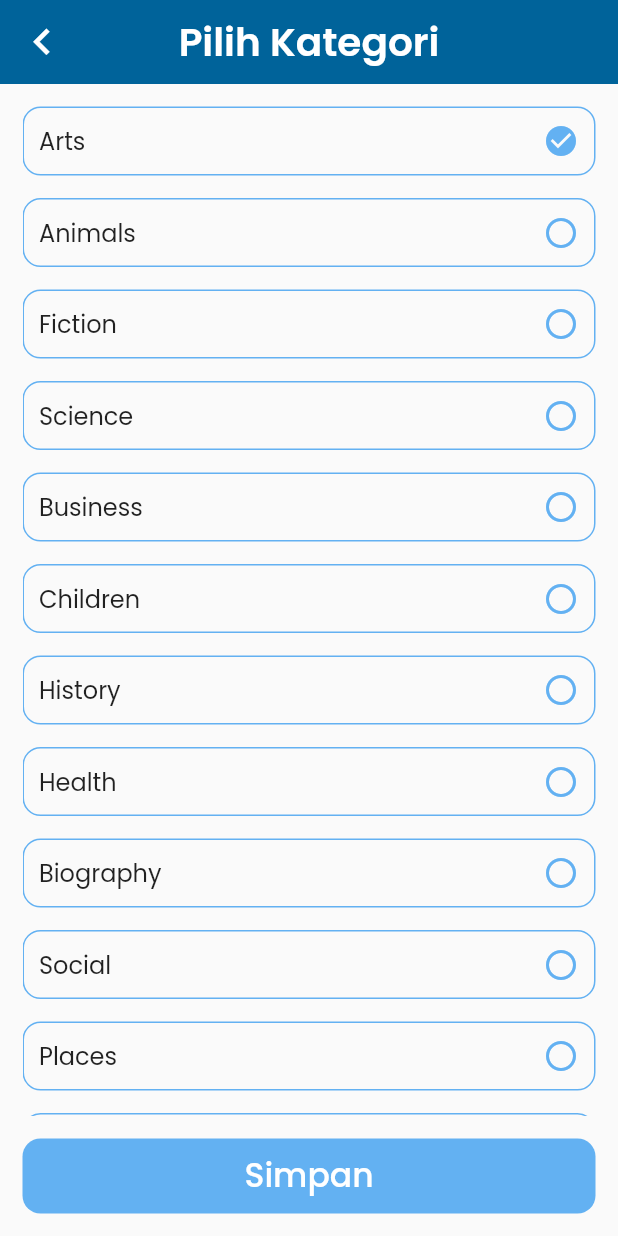
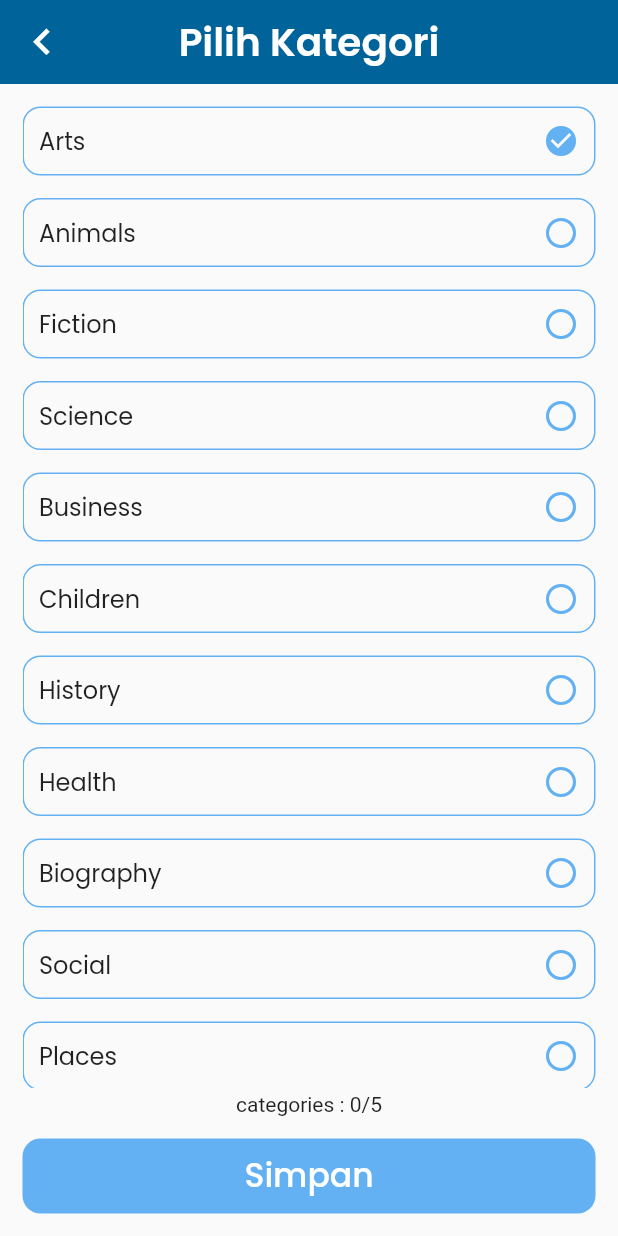
Before and after one commit to HikarusV/bookque, a Flutter app: the SelectCategory screen opened directly with empty values, after a tap on "Arts", on a phone screen of 412 x 824 dp. Run offline on Flutter 3.47's test engine with Material 2 defaults, Android fonts, the phone set to English and light mode, and no system bars; our stand-ins replace cached_network_image, firebase_auth, firebase_core, firebase_messaging, flutter_local_notifications, google_fonts and 9 more; missing offline and left inert: dart:ffi, flutter_facebook_auth, lazy_load_indexed_stack; accounts and stored records are empty; generated files the repository leaves out were written again.

Commit message:
fix Upload Categories selected item bug

```diff
--- a/lib/presentation/pages/profile/profile.dart
+++ b/lib/presentation/pages/profile/profile.dart
@@ -93,7 +93,6 @@ class _ProfileState extends State<Profile> {
                 return null;
               },
             );
-            print('debug upload : ${result.runtimeType}');
             if (result.runtimeType == Items) {
               context.read<ProfileItemsProvider>().addNewData(result);
             }
--- a/lib/presentation/pages/upload/select_category.dart
+++ b/lib/presentation/pages/upload/select_category.dart
@@ -1,5 +1,7 @@
+import 'package:bookque/presentation/provider/upload_provider.dart';
 import 'package:bookque/presentation/widgets/scroll_behavior_without_glow.dart';
 import 'package:flutter/material.dart';
+import 'package:provider/provider.dart';
 
 import '../../../common/localizations.dart';
 import '../../../data/models/categories.dart';
@@ -33,11 +35,20 @@ class SelectCategory extends StatelessWidget {
               ),
               Flexible(
                 flex: 0,
-                child: FullButton(
-                  onPressed: onFinish,
-                  text: AppLocalizations.of(context)!.saveText,
-                  marginTop: 15,
-                  marginBottom: 15,
+                child: Column(
+                  children: [
+                    const SizedBox(
+                      height: 3,
+                    ),
+                    Text(
+                        'categories : ${context.watch<UploadUpdateItemProvider>().itemCat.items.length}/5'),
+                    FullButton(
+                      onPressed: onFinish,
+                      text: AppLocalizations.of(context)!.saveText,
+                      marginTop: 15,
+                      marginBottom: 15,
+                    )
+                  ],
                 ),
               )
             ],
--- a/lib/presentation/widgets/upload/categories_items_selected.dart
+++ b/lib/presentation/widgets/upload/categories_items_selected.dart
@@ -1,4 +1,6 @@
+import 'package:bookque/presentation/provider/upload_provider.dart';
 import 'package:flutter/material.dart';
+import 'package:provider/provider.dart';
 
 import '../../../common/styles.dart';
 import 'list_categories_selected.dart';
@@ -37,13 +39,15 @@ class _CategoriesItemsSelectedState extends State<CategoriesItemsSelected> {
       onTap: () => setState(() {
         if (!isSelected) {
           if (widget.count.canAdd()) {
-            widget.count.addSelectedItem(widget.id);
+            widget.count.addSelectedItem(widget.title, widget.id);
             isSelected = !isSelected;
           }
         } else {
-          widget.count.lessSelectedItem(widget.id);
+          widget.count.lessSelectedItem(
+              ListCategoriesItemsSelect(widget.id, widget.title));
           isSelected = !isSelected;
         }
+        context.read<UploadUpdateItemProvider>().updateCache();
       }),
       child: Container(
         padding: const EdgeInsets.all(10),
--- a/lib/presentation/widgets/upload/list_categories_selected.dart
+++ b/lib/presentation/widgets/upload/list_categories_selected.dart
@@ -18,7 +18,7 @@ class ListCategoriesSelected extends StatelessWidget {
         title: items[index].name,
         id: items[index].id,
         count: count,
-        cacheSelected: count.items.contains(items[index].name.toLowerCase()),
+        cacheSelected: count.containId(items[index].id) != -1,
       ),
     );
   }
@@ -27,7 +27,7 @@ class ListCategoriesSelected extends StatelessWidget {
 class CategoriesSelectCount {
   CategoriesSelectCount(
       {this.maxItems = 5, this.selectedCat = 0, required this.items});
-  List<String> items;
+  List<ListCategoriesItemsSelect> items;
   late int maxItems;
   int selectedCat = 0;
 
@@ -38,19 +38,52 @@ class CategoriesSelectCount {
     return false;
   }
 
-  void addSelectedItem(String item) {
-    Set<String> buffer = items.toSet();
-    buffer.add(item);
-    items = buffer.toList();
+  int containId(String idItemsTarget) {
+    int index = 0;
+    for (ListCategoriesItemsSelect i in items) {
+      if (i.id == idItemsTarget) {
+        return index;
+      }
+      index++;
+    }
+    return -1;
+  }
+
+  void addSelectedItem(String itemName, String itemId) {
+    items.add(ListCategoriesItemsSelect(itemId, itemName));
     selectedCat++;
   }
 
-  void lessSelectedItem(String item) {
-    if (items.contains(item)) {
-      Set<String> buffer = items.toSet();
-      buffer.remove(item);
-      items = buffer.toList();
+  void lessSelectedItem(ListCategoriesItemsSelect item) {
+    int index = containId(item.id);
+    if (index != -1) {
+      items.removeAt(index);
     }
     selectedCat--;
   }
+
+  String getText() {
+    List resultText = [];
+    for (var i in items) {
+      resultText.add(i.name);
+    }
+    String result = resultText.toString();
+    return result.substring(1, result.length - 1);
+  }
+
+  String getIdText() {
+    List resultText = [];
+    for (var i in items) {
+      resultText.add(i.id);
+    }
+    String result = resultText.toString();
+    return result.substring(1, result.length - 1);
+  }
 }
+
+class ListCategoriesItemsSelect {
+  String id;
+  String name;
+
+  ListCategoriesItemsSelect(this.id, this.name);
+}
```
Also changed, not shown: lib/presentation/pages/upload/upload.dart (+10 -5 lines), lib/presentation/provider/upload_provider.dart (+9 -3 lines), lib/presentation/widgets/upload/choose_categories.dart (+5 -11 lines).
